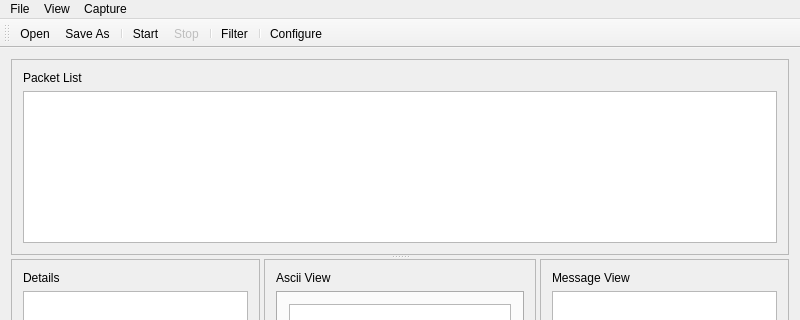
Qt form mainwindow.ui (lambdaconcept/usb2sniffer-qt) before a commit; both pictures show x 0 to 800 and y 0 to 320 of the 800 by 600 pixel window.
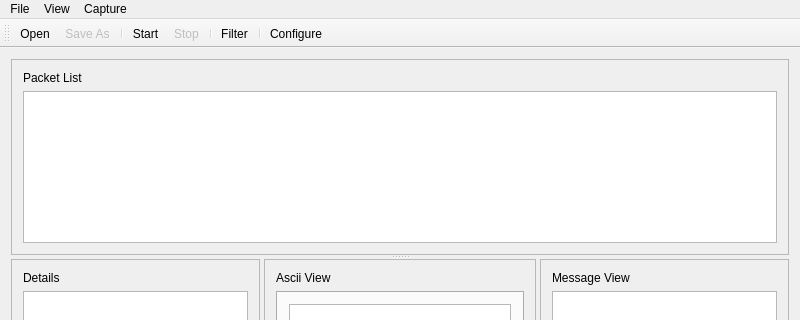
The same form after that commit. Icons and pictures are not drawn.

Commit message: display ping transactions

The edit to the form file:
```diff
--- a/mainwindow.ui
+++ b/mainwindow.ui
@@ -281,6 +281,9 @@
    </property>
   </action>
   <action name="actionSave_As">
+   <property name="enabled">
+    <bool>false</bool>
+   </property>
    <property name="icon">
     <iconset resource="resources.qrc">
      <normaloff>:/icons/icons/document-save-as.png</normaloff>:/icons/icons/document-save-as.png</iconset>
```
The commit also changes 2 other files.
